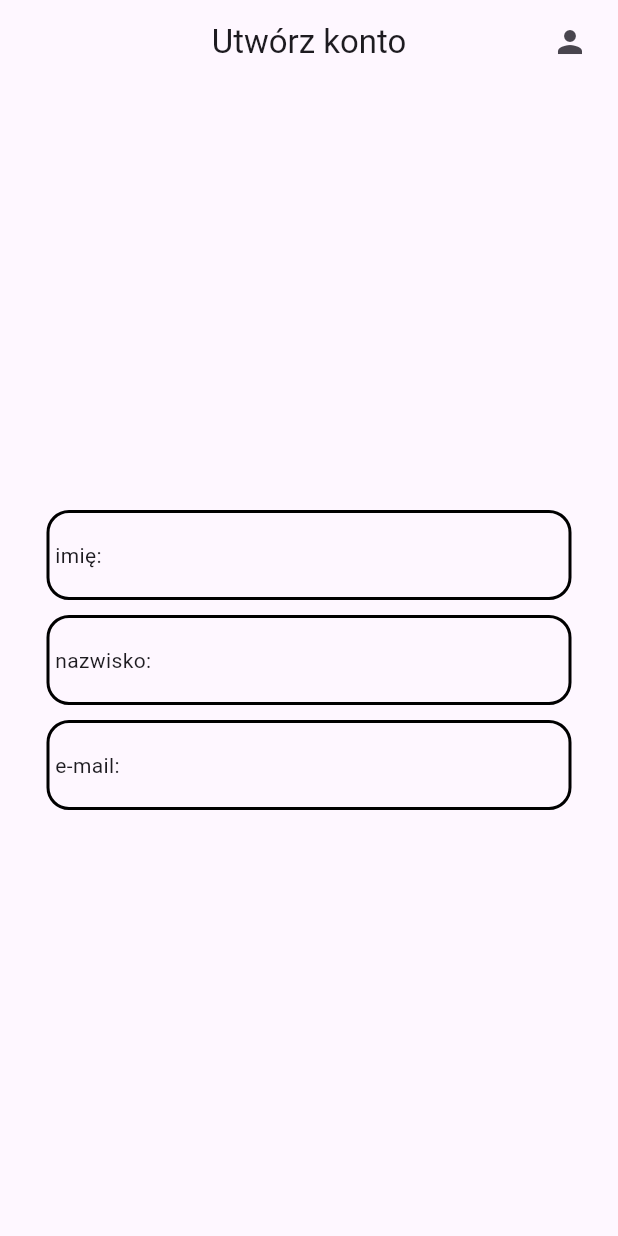
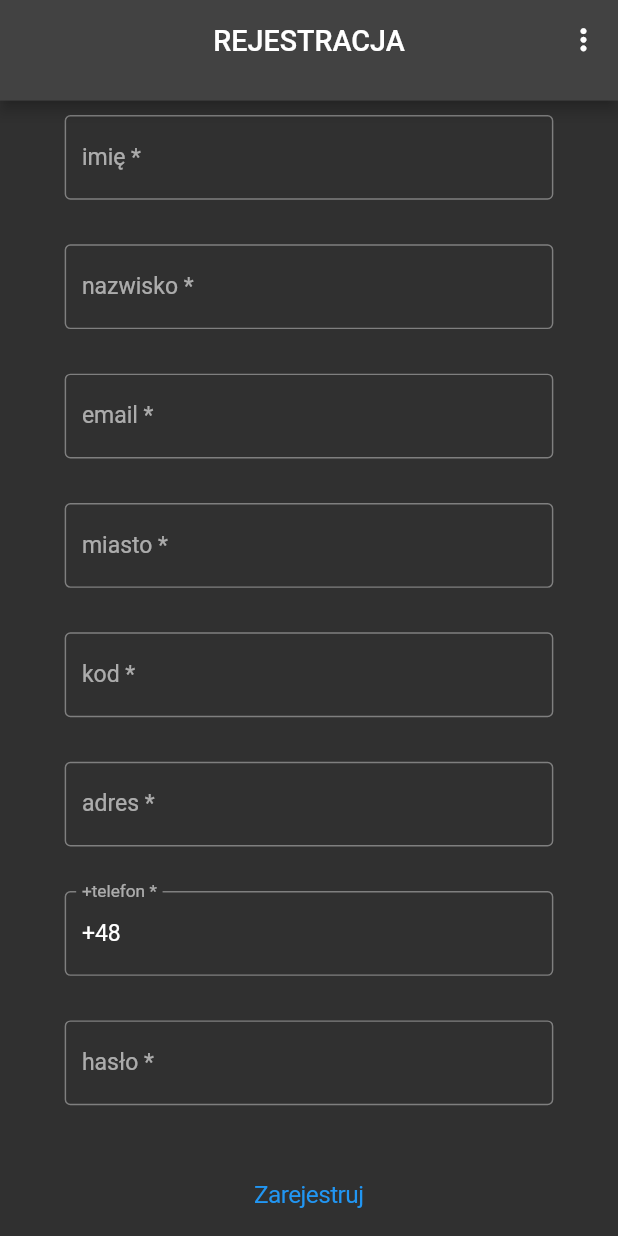
Before and after one commit to bibusDG/shop, a Flutter app: the screen it shows after launch, on a phone screen of 412 x 824 dp. Run offline on Flutter 3.47's test engine with Material 2 defaults, Android fonts, the phone set to English and light mode, and no system bars; our stand-ins replace cloud_firestore, dartz, equatable, firebase_core, get, responsive_framework; accounts and stored records are empty.

Commit message:
registration page with test 21.09.2023 18:20

```diff
--- a/lib/core/constants/constants.dart
+++ b/lib/core/constants/constants.dart
@@ -9,7 +9,7 @@ const EMPTY_USER = User(
     userEmail: '',
     userPassword: '',
     userMobilePhone: '',
-    userCountry: '',
+    userCity: '',
     userAddress: '',
     userPostalCode: '',
     isAdmin: false);
--- /dev/null
+++ b/lib/core/custom_widgets/custom_app_bar.dart
@@ -0,0 +1,34 @@
+import 'package:flutter/material.dart';
+import 'package:get/get.dart';
+
+class CustomAppBar extends StatelessWidget {
+  final String appBarTitle;
+  const CustomAppBar({
+    super.key,
+    required this.appBarTitle
+  });
+
+  @override
+  Widget build(BuildContext context) {
+    return AppBar(
+      centerTitle: true,
+      title: Text(appBarTitle),
+      actions: [
+        Get.currentRoute == '/registration_page' || Get.currentRoute == '/login_page' ?
+        const SizedBox() : IconButton(onPressed: (){}, icon: const Icon(Icons.shopping_cart_rounded)),
+        PopupMenuButton(
+          shape: RoundedRectangleBorder(
+            borderRadius: BorderRadius.circular(15),
+          ),
+          itemBuilder: (BuildContext context) {
+            return [
+              const PopupMenuItem(child: Text('Zaloguj się')),
+              const PopupMenuItem(child: Text('Wyloguj się')),
+              const PopupMenuItem(child: Text('Zarejestruj sie'))
+            ];
+          },),
+        // const SizedBox(width: 10.0,)
+      ],
+    );
+  }
+}
--- /dev/null
+++ b/lib/core/custom_widgets/custom_text_form_field.dart
@@ -0,0 +1,61 @@
+import 'package:flutter/material.dart';
+
+class CustomTextForm extends StatelessWidget {
+  final bool obscureText;
+  final TextEditingController controller;
+  final String hintText;
+  final String labelText;
+  final String mustContainText;
+  final String notAllowedText;
+  final int textLength;
+  final TextInputType keyboardType;
+  const CustomTextForm({
+    required this.obscureText,
+    required this.controller,
+    required this.hintText,
+    required this.labelText,
+    required this.mustContainText,
+    required this.notAllowedText,
+    required this.textLength,
+    required this.keyboardType,
+    super.key,
+  });
+
+  @override
+  Widget build(BuildContext context) {
+    return SizedBox(
+      height: 90,
+      width: 340,
+      child: TextFormField(
+        autocorrect: false,
+        obscureText: obscureText,
+        keyboardType: keyboardType,
+        controller: controller,
+        decoration: InputDecoration(
+          focusedErrorBorder: const OutlineInputBorder(
+            borderSide: BorderSide(color: Colors.red, width: 2.0),),
+          border: const OutlineInputBorder(
+            borderSide: BorderSide(color: Colors.white, width: 2.0),),
+          focusedBorder: const OutlineInputBorder(
+            borderSide: BorderSide(color: Colors.white, width: 2.0),),
+          errorBorder: const OutlineInputBorder(
+            borderSide: BorderSide(color: Colors.red, width: 2.0),),
+          hintText: hintText,
+          labelText: labelText,
+        ),
+        autovalidateMode: AutovalidateMode.onUserInteraction,
+        validator: (String? value) {
+          if (value == '') {
+            return 'Uzupełnij pole';
+          }else if (value != null && key == const Key('email') && !value.contains('@')){
+            return 'Brakuje $mustContainText';
+          }else if(value != null && key != const Key('email') && value.contains(notAllowedText) ){
+            return 'Nie używaj $notAllowedText';
+          }else if (key == const Key('password') && value!.length < 6){
+            return 'Hasło za krótkie';
+          }
+        },
+      ),
+    );
+  }
+}
--- a/lib/features/user_auth/data/datasources/user_firebase_data_source.dart
+++ b/lib/features/user_auth/data/datasources/user_firebase_data_source.dart
@@ -13,7 +13,7 @@ abstract class UserFirebaseDataSource{
     required String userEmail,
     required String userPassword,
     required String userMobilePhone,
-    required String userCountry,
+    required String userCity,
     required String userPostalCode,
     required String userAddress,
     required bool isAdmin,
@@ -44,7 +44,7 @@ class UserFirebaseDataSourceImp implements UserFirebaseDataSource{
     required String userEmail,
     required String userPassword,
     required String userMobilePhone,
-    required String userCountry,
+    required String userCity,
     required String userPostalCode,
     required String userAddress,
     required bool isAdmin}) async{
@@ -58,7 +58,7 @@ class UserFirebaseDataSourceImp implements UserFirebaseDataSource{
           userEmail: userEmail,
           userMobilePhone: userMobilePhone,
           isAdmin: isAdmin,
-          userCountry: userCountry,
+          userCity: userCity,
           userPostalCode: userPostalCode,
           userAddress: userAddress).toJson());
       final userDocID = addUser.id;
--- a/lib/features/user_auth/data/repositories/user_repo_imp.dart
+++ b/lib/features/user_auth/data/repositories/user_repo_imp.dart
@@ -16,7 +16,7 @@ class UserRepoImp implements  UserRepo{
     required String userEmail,
     required String userPassword,
     required String userMobilePhone,
-    required String userCountry,
+    required String userCity,
     required String userPostalCode,
     required String userAddress,
     required bool isAdmin}) async{
@@ -28,7 +28,7 @@ class UserRepoImp implements  UserRepo{
           userEmail: userEmail,
           userPassword: userPassword,
           userMobilePhone: userMobilePhone,
-          userCountry: userCountry,
+          userCity: userCity,
           userPostalCode: userPostalCode,
           userAddress: userAddress,
           isAdmin: isAdmin);
--- a/lib/features/user_auth/domain/entities/user.dart
+++ b/lib/features/user_auth/domain/entities/user.dart
@@ -7,7 +7,7 @@ class User extends Equatable{
   final String userEmail;
   final String userPassword;
   final String userMobilePhone;
-  final String userCountry;
+  final String userCity;
   final String userPostalCode;
   final String userAddress;
   final bool isAdmin;
@@ -19,12 +19,25 @@ class User extends Equatable{
     required this.userEmail,
     required this.userPassword,
     required this.userMobilePhone,
-    required this.userCountry,
+    required this.userCity,
     required this.userAddress,
     required this.userPostalCode,
     required this.isAdmin,
+});
 
-});
+  const User.empty() : this(
+    userID: 'empty_userID',
+    userName: 'empty_userName',
+    userSurname: 'empty_userSurname',
+    userPassword: 'empty_userPassword',
+    userAddress: 'empty_usrAddress',
+    userCity: 'empty_userCity',
+    userEmail: 'empty_userEmail',
+    userMobilePhone: 'empty_userMobilePhone',
+    userPostalCode: 'empty_userPostalCode',
+    isAdmin: false,
+  );
+
   @override
   List<Object> get props => [userID, userEmail, userPassword, userName, userSurname];
 
--- a/lib/features/user_auth/domain/repositories/user_repo.dart
+++ b/lib/features/user_auth/domain/repositories/user_repo.dart
@@ -13,7 +13,7 @@ abstract class UserRepo {
     required String userEmail,
     required String userPassword,
     required String userMobilePhone,
-    required String userCountry,
+    required String userCity,
     required String userPostalCode,
     required String userAddress,
     required bool isAdmin,
--- a/lib/features/user_auth/domain/usecases/create_user_usecase.dart
+++ b/lib/features/user_auth/domain/usecases/create_user_usecase.dart
@@ -17,7 +17,7 @@ class CreateUserUseCase implements UseCasesWithParams<void, CreateUserParams>{
         userEmail: params.userEmail,
         userPassword: params.userPassword,
         userMobilePhone: params.userMobilePhone,
-        userCountry: params.userCountry,
+        userCity: params.userCity,
         userPostalCode: params.userPostalCode,
         userAddress: params.userAddress,
         isAdmin: params.isAdmin);
@@ -33,10 +33,23 @@ class CreateUserParams extends Equatable{
   final String userEmail;
   final String userPassword;
   final String userMobilePhone;
-  final String userCountry;
+  final String userCity;
   final String userPostalCode;
   final String userAddress;
   final bool isAdmin;
+
+  const CreateUserParams.empty() : this(
+    userID: 'empty_userID',
+    userName: 'empty_userName',
+    userSurname: 'empty_userSurname',
+    userPassword: 'empty_userPassword',
+    userAddress: 'empty_usrAddress',
+    userCity: 'empty_userCity',
+    userEmail: 'empty_userEmail',
+    userMobilePhone: 'empty_userMobilePhone',
+    userPostalCode: 'empty_userPostalCode',
+    isAdmin: false,
+  );
 
   const CreateUserParams({
     required this.userID,
@@ -45,7 +58,7 @@ class CreateUserParams extends Equatable{
     required this.userEmail,
     required this.userPassword,
     required this.userMobilePhone,
-    required this.userCountry,
+    required this.userCity,
     required this.userAddress,
     required this.userPostalCode,
     required this.isAdmin,
--- a/lib/features/user_auth/domain/usecases/user_login_usecase.dart
+++ b/lib/features/user_auth/domain/usecases/user_login_usecase.dart
@@ -24,6 +24,11 @@ class LoginParams extends Equatable{
   final String userPassword;
   const LoginParams({required this.userPassword, required this.userEmail});
 
+  const LoginParams.empty() : this (
+    userEmail: 'empty_userEmail',
+    userPassword: 'empty_userPassword'
+  );
+
   @override
   List<Object> get props => [userEmail, userPassword];
 
--- a/lib/features/user_auth/presentation/pages/registration_page.dart
+++ b/lib/features/user_auth/presentation/pages/registration_page.dart
@@ -1,8 +1,11 @@
 import 'package:flutter/cupertino.dart';
 import 'package:flutter/material.dart';
 import 'package:get/get_state_manager/src/simple/get_view.dart';
+import 'package:responsive_framework/responsive_framework.dart';
+import 'package:shop/core/custom_widgets/custom_app_bar.dart';
 import 'package:shop/features/user_auth/presentation/getx/create_user_controller.dart';
 
+import '../../../../core/custom_widgets/custom_text_form_field.dart';
 import '../../../../core/custom_widgets/custom_text_input_widget.dart';
 
 class RegistrationPage extends GetView<CreateUserController> {
@@ -10,39 +13,174 @@ class RegistrationPage extends GetView<CreateUserController> {
 
   @override
   Widget build(BuildContext context) {
-    return Scaffold(
-      appBar: AppBar(
-        actions: const [
-          Icon(Icons.person),
-          SizedBox(width: 20.0,),
-        ],
-        centerTitle: true,
-        title: const Text('Utwórz konto'),
-      ),
-      body: Center(
-        child: Column(
-          mainAxisAlignment: MainAxisAlignment.center,
-          children: [
-            CustomTextInput(
-              controller: controller.userNameTextField,
-              prefixText: ' imię: ',
-              inputType: TextInputType.name,
-              obscureText: false),
-            const SizedBox(height: 10.0,),
-            CustomTextInput(
-                controller: controller.userSurnameTextField,
-                prefixText: ' nazwisko: ',
-                inputType: TextInputType.name,
-                obscureText: false),
-            const SizedBox(height: 10.0,),
-            CustomTextInput(
-                controller: controller.userEmailTextField,
-                prefixText: ' e-mail: ',
-                inputType: TextInputType.emailAddress,
-                obscureText: false),
-          ],
+    return ResponsiveScaledBox(
+      width: 430,
+      child: Scaffold(
+        appBar: const PreferredSize(
+          preferredSize: Size.fromHeight(70.0),
+          child: CustomAppBar(appBarTitle: 'REJESTRACJA',),
+        ),
+        body: SingleChildScrollView(
+          child: Center(
+            child: Column(
+              children: [
+                const SizedBox(height: 10.0,),
+                CustomTextForm(
+                  obscureText: false,
+                  key: const Key('userName'),
+                  controller: controller.userNameTextField,
+                  hintText: 'Podaj imię',
+                  labelText: 'imię *',
+                  mustContainText: '',
+                  notAllowedText: '@',
+                  textLength: 1,
+                  keyboardType: TextInputType.text,),
+                CustomTextForm(
+                  obscureText: false,
+                  key: const Key('userSurname'),
+                  controller: controller.userSurnameTextField,
+                  hintText: 'Podaj nazwisko',
+                  labelText: 'nazwisko *',
+                  mustContainText: '',
+                  notAllowedText: '@',
+                  textLength: 1,
+                  keyboardType: TextInputType.text,),
+                CustomTextForm(
+                  obscureText: false,
+                  key: const Key('email'),
+                  controller: controller.userEmailTextField,
+                  hintText: 'Podaj email',
+                  labelText: 'email *',
+                  mustContainText: '@',
+                  notAllowedText: ' ',
+                  textLength: 5,
+                  keyboardType: TextInputType.emailAddress,),
+                CustomTextForm(
+                  obscureText: false,
+                  key: const Key('cityName'),
+                  controller: controller.userCityTextField,
+                  hintText: 'Podaj miejscowość',
+                  labelText: 'miasto *',
+                  mustContainText: '',
+                  notAllowedText: '@',
+                  textLength: 1,
+                  keyboardType: TextInputType.text),
+                CustomTextForm(
+                  obscureText: false,
+                  key: const Key('postalCode'),
+                  controller: controller.userPostalCodeTextField,
+                  hintText: 'Podaj kod pocztowy',
+                  labelText: 'kod *',
+                  mustContainText: '',
+                  notAllowedText: '@',
+                  textLength: 1,
+                  keyboardType: TextInputType.number,),
+                CustomTextForm(
+                  obscureText: false,
+                  key: const Key('address'),
+                  controller: controller.userAddressTextField,
+                  hintText: 'Podaj adres',
+                  labelText: 'adres *',
+                  mustContainText: '',
+                  notAllowedText: '@',
+                  textLength: 1,
+                  keyboardType: TextInputType.streetAddress,),
+                CustomTextForm(
+                  obscureText: false,
+                  key: const Key('phone'),
+                  controller: controller.userMobilePhoneTextField,
+                  hintText: 'Podaj numer telefonu',
+                  labelText: '+telefon *',
+                  mustContainText: '',
+                  notAllowedText: '@',
+                  textLength: 1,
+                  keyboardType: TextInputType.number,),
+                CustomTextForm(
+                  obscureText: true,
+                  key: const Key('password'),
+                  controller: controller.userPasswordTextField,
+                  hintText: 'Podaj hasło',
+                  labelText: 'hasło *',
+                  mustContainText: '',
+                  notAllowedText: '@',
+                  textLength: 1,
+                  keyboardType: TextInputType.text,),
+                const SizedBox(height: 5,),
+                CupertinoButton(child: const Text('Zarejestruj'), onPressed: () async{
+                  await controller.createUser();
+                }),
+
+              ],
+            ),
+
+          ),
         ),
       ),
     );
   }
 }
+
+
+
+
+// SingleChildScrollView(
+// child: Center(
+// child: Column(
+// mainAxisAlignment: MainAxisAlignment.center,
+// children: [
+// const SizedBox(height: 50.0,),
+// CustomTextInput(
+// controller: controller.userNameTextField,
+// prefixText: ' imię: ',
+// inputType: TextInputType.name,
+// obscureText: false),
+// const SizedBox(height: 10.0,),
+// CustomTextInput(
+// controller: controller.userSurnameTextField,
+// prefixText: ' nazwisko: ',
+// inputType: TextInputType.name,
+// obscureText: false),
+// const SizedBox(height: 10.0,),
+// CustomTextInput(
+// controller: controller.userEmailTextField,
+// prefixText: ' e-mail: ',
+// inputType: TextInputType.emailAddress,
+// obscureText: false),
+// const SizedBox(height: 10.0,),
+// CustomTextInput(
+// controller: controller.userCountryTextField,
+// prefixText: ' miasto: ',
+// inputType: TextInputType.text,
+// obscureText: false),
+// const SizedBox(height: 10.0,),
+// CustomTextInput(
+// controller: controller.userPostalCodeTextField,
+// prefixText: ' kod pocztowy: ',
+// inputType: TextInputType.number,
+// obscureText: false),
+// const SizedBox(height: 10.0,),
+// CustomTextInput(
+// controller: controller.userAddressTextField,
+// prefixText: ' adres: ',
+// inputType: TextInputType.streetAddress,
+// obscureText: false),
+// const SizedBox(height: 10.0,),
+// CustomTextInput(
+// controller: controller.userMobilePhoneTextField,
+// prefixText: ' telefon: ',
+// inputType: TextInputType.phone,
+// obscureText: false),
+// const SizedBox(height: 10.0,),
+// CustomTextInput(
+// controller: controller.userPasswordTextField,
+// prefixText: ' hasło: ',
+// inputType: TextInputType.text,
+// obscureText: true),
+// const SizedBox(height: 30.0,),
+// CupertinoButton(child: const Text('Zarejstruj'), onPressed: () async{
+// await controller.createUser();
+// }),
+// ],
+// ),
+// ),
+// )
--- a/lib/main.dart
+++ b/lib/main.dart
@@ -1,10 +1,11 @@
 import 'package:firebase_core/firebase_core.dart';
 import 'package:flutter/material.dart';
 import 'package:get/get.dart';
-import 'package:get/get_navigation/src/root/get_material_app.dart';
 import 'package:shop/core/bindings/user_bindings.dart';
 import 'package:shop/features/user_auth/presentation/pages/registration_page.dart';
 import 'package:shop/firebase_options.dart';
+import 'package:responsive_framework/breakpoint.dart';
+import 'package:responsive_framework/responsive_breakpoints.dart';
 
 import 'core/start_page.dart';
 
@@ -23,15 +24,23 @@ class Shop extends StatelessWidget {
   @override
   Widget build(BuildContext context) {
     return GetMaterialApp(
-      title: 'Flutter Demo',
+      builder: (context, child) => ResponsiveBreakpoints.builder(
+          child: child!,
+          breakpoints: const [
+            Breakpoint(start: 0, end: 450, name: MOBILE),
+            Breakpoint(start: 451, end: 800, name: TABLET),
+          ]
+      ),
       initialRoute: '/registration_page',
       getPages: [
+        GetPage(name: '/start_page', page: () => const StartPage()),
         GetPage(name: '/registration_page', page: () => const RegistrationPage(), binding: UserBindings()),
       ],
-      theme: ThemeData(
-        colorScheme: ColorScheme.fromSeed(seedColor: Colors.deepPurple),
-        useMaterial3: true,
-      ),
+      theme: ThemeData.dark(),
+      // theme: ThemeData(
+      //   colorScheme: ColorScheme.fromSeed(seedColor: Colors.black),
+      //   useMaterial3: true,
+      // ),
     );
   }
 }
--- a/pubspec.yaml
+++ b/pubspec.yaml
@@ -40,6 +40,7 @@ dependencies:
   get:
   firebase_core:
   cloud_firestore:
+  responsive_framework:
 
 
 dev_dependencies:
@@ -52,6 +53,8 @@ dev_dependencies:
   # package. See that file for information about deactivating specific lint
   # rules and activating additional ones.
   flutter_lints: ^2.0.0
+  mocktail:
+  fake_cloud_firestore:
 
 # For information on the generic Dart part of this file, see the
 # following page: https://dart.dev/tools/pub/pubspec
```
Also changed, not shown: lib/core/fakes/fake_firebase_firestore.dart (added, +73 -0 lines), lib/core/start_page.dart (+10 -2 lines), lib/features/user_auth/data/models/user_model.dart (+18 -5 lines), lib/features/user_auth/presentation/getx/create_user_controller.dart (+13 -47 lines), lib/features/user_auth/presentation/getx/login_user_controller.dart (added, +28 -0 lines), lib/features/user_auth/presentation/getx/user_data_controller.dart (added, +8 -0 lines), pubspec.lock, 1 other file.
